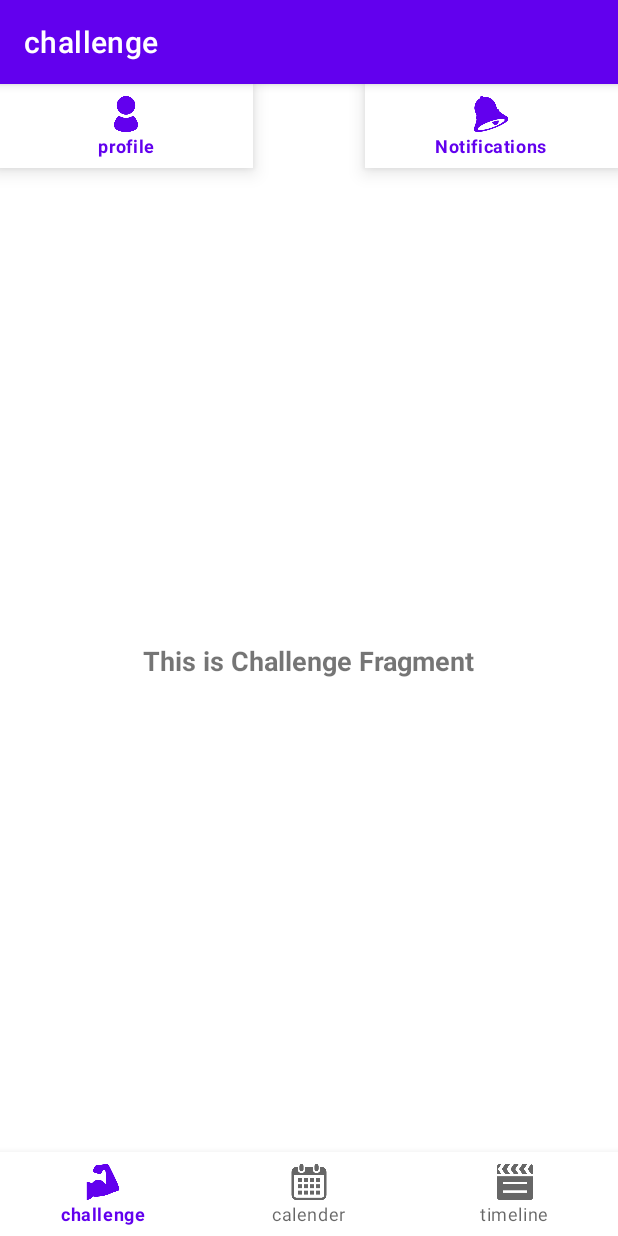
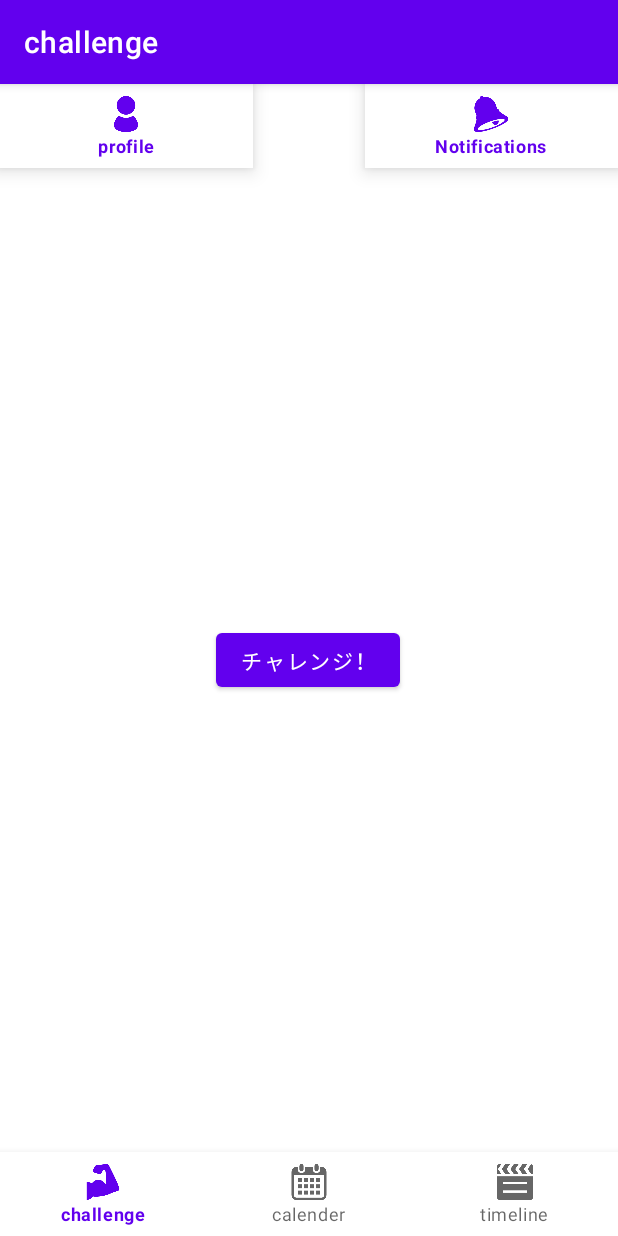
Before and after one commit to HamSharua/Android, an Android app: the screen it shows after launch (MainActivity), on a phone screen of 412 x 824 dp. Run offline under Robolectric (Android 15) with nearby library versions, the phone set to English and light mode, and no system bars; our stand-ins replace navigation-ui.

Commit message:
追加ァ！！

```diff
--- a/app/src/main/AndroidManifest.xml
+++ b/app/src/main/AndroidManifest.xml
@@ -24,4 +24,8 @@
         </activity>
     </application>
 
+<!--    カメラのパーミッション-->
+    <uses-permission android:name="android.permission.CAMERA" />
+    <uses-feature android:name="android.hardware.camera" android:required="true" />
+
 </manifest>
--- a/app/src/main/java/com/example/challengeme/MainActivity.kt
+++ b/app/src/main/java/com/example/challengeme/MainActivity.kt
@@ -1,6 +1,7 @@
 package com.example.challengeme
 
 import android.os.Bundle
+import android.view.View
 import androidx.activity.enableEdgeToEdge
 import androidx.appcompat.app.AppCompatActivity
 import androidx.core.view.ViewCompat
@@ -11,11 +12,15 @@ import androidx.navigation.ui.AppBarConfiguration
 import androidx.navigation.ui.setupActionBarWithNavController
 import androidx.navigation.ui.setupWithNavController
 import com.example.challengeme.databinding.ActivityMainBinding
+import androidx.navigation.fragment.NavHostFragment
 
 
 class MainActivity : AppCompatActivity() {
 
     private lateinit var binding: ActivityMainBinding
+    private lateinit var bottomNavigationView1: BottomNavigationView
+    private lateinit var bottomNavigationView2: BottomNavigationView
+    private lateinit var bottomNavigationView3: BottomNavigationView
 
     override fun onCreate(savedInstanceState: Bundle?) {
         super.onCreate(savedInstanceState)
@@ -52,5 +57,39 @@ class MainActivity : AppCompatActivity() {
             setOf(R.id.navigation_notifications)
         )
         topRightNavView.setupWithNavController(navController)
+
+//        ナビを消す
+//        val bottomNavigationView = findViewById<BottomNavigationView>(R.id.top_left_nav_view)
+        bottomNavigationView1 = findViewById(R.id.top_left_nav_view)
+        bottomNavigationView2 = findViewById(R.id.top_right_nav_view)
+        bottomNavigationView3 = findViewById(R.id.nav_view)
+
+        val navHostFragment = supportFragmentManager
+            .findFragmentById(R.id.nav_host_fragment_activity_main) as NavHostFragment
+        val navController2 = navHostFragment.navController
+
+        // 各 BottomNavigationView を対応する NavController と紐づける
+        bottomNavigationView1.setupWithNavController(navController2)
+        bottomNavigationView2.setupWithNavController(navController2)
+        bottomNavigationView3.setupWithNavController(navController2)
+
+//        val navHostFragment = supportFragmentManager
+//            .findFragmentById(R.id.nav_host_fragment_activity_main) as NavHostFragment
+//        val navController2 = navHostFragment.navController
+//
+//        bottomNavigationView.setupWithNavController(navController2)
+//
+//        navController2.addOnDestinationChangedListener { _, destination, _ ->
+//            when (destination.id) {
+//                R.id.challengeCameraFragment -> bottomNavigationView.visibility = View.GONE
+//                else -> bottomNavigationView.visibility = View.VISIBLE
+//            }
+//        }
+        navController2.addOnDestinationChangedListener { _, destination, _ ->
+            when (destination.id) {
+                R.id.challengeCameraFragment -> bottomNavigationView1.visibility = View.GONE
+                else -> bottomNavigationView1.visibility = View.VISIBLE
+            }
+        }
     }
 }
--- a/app/src/main/java/com/example/challengeme/ui/challenge/ChallengeFragment.kt
+++ b/app/src/main/java/com/example/challengeme/ui/challenge/ChallengeFragment.kt
@@ -8,6 +8,9 @@ import android.widget.TextView
 import androidx.fragment.app.Fragment
 import androidx.lifecycle.ViewModelProvider
 import com.example.challengeme.databinding.FragmentChallengeBinding
+import android.widget.Button
+import androidx.navigation.fragment.findNavController
+import com.example.challengeme.R
 
 class ChallengeFragment : Fragment() {
 
@@ -22,17 +25,28 @@ class ChallengeFragment : Fragment() {
         container: ViewGroup?,
         savedInstanceState: Bundle?
     ): View {
-        val challengeViewModel =
-            ViewModelProvider(this).get(ChallengeViewModel::class.java)
+//        val challengeViewModel =
+//            ViewModelProvider(this).get(ChallengeViewModel::class.java)
+//
+//        _binding = FragmentChallengeBinding.inflate(inflater, container, false)
+//        val root: View = binding.root
+//
+//        val textView: TextView = binding.textChallenge
+//        challengeViewModel.text.observe(viewLifecycleOwner) {
+//            textView.text = it
+//        }
+//        return root
+        // フラグメントのレイアウトをインフレート
+        val view = inflater.inflate(R.layout.fragment_challenge, container, false)
 
-        _binding = FragmentChallengeBinding.inflate(inflater, container, false)
-        val root: View = binding.root
+        // ボタンを取得してクリックリスナーを設定
+        val challengeButton: Button = view.findViewById(R.id.btn_challenge)
+        challengeButton.setOnClickListener {
+            // ChallengeCameraFragmentへ遷移
+            findNavController().navigate(R.id.action_challengeFragment_to_challengeCameraFragment)
+        }
 
-        val textView: TextView = binding.textChallenge
-        challengeViewModel.text.observe(viewLifecycleOwner) {
-            textView.text = it
-        }
-        return root
+        return view
     }
 
     override fun onDestroyView() {
--- /dev/null
+++ b/app/src/main/java/com/example/challengeme/ui/challengecamera/ChallengeCameraFragment.kt
@@ -0,0 +1,21 @@
+package com.example.app
+
+import android.os.Bundle
+import androidx.fragment.app.Fragment
+import android.view.LayoutInflater
+import android.view.View
+import android.view.ViewGroup
+import com.example.challengeme.R
+
+class ChallengeCameraFragment : Fragment() {
+
+    override fun onCreateView(
+        inflater: LayoutInflater, container: ViewGroup?,
+        savedInstanceState: Bundle?
+    ): View? {
+        // フラグメントのレイアウトをインフレート
+        return inflater.inflate(R.layout.fragment_challenge_camera, container, false)
+    }
+
+    // カメラ機能の実装をここに追加します
+}
--- a/app/src/main/res/layout/activity_main.xml
+++ b/app/src/main/res/layout/activity_main.xml
@@ -60,15 +60,4 @@
         app:navGraph="@navigation/mobile_navigation" />
 
 
-    <RelativeLayout xmlns:android="http://schemas.android.com/apk/res/android"
-        xmlns:tools="http://schemas.android.com/tools"
-        android:layout_width="match_parent"
-        android:layout_height="match_parent"
-        tools:context=".MainActivity">
-
-        <androidx.recyclerview.widget.RecyclerView
-            android:id="@+id/recyclerView"
-            android:layout_width="match_parent"
-            android:layout_height="match_parent" />
-    </RelativeLayout>
 </androidx.constraintlayout.widget.ConstraintLayout>
--- a/app/src/main/res/layout/fragment_challenge.xml
+++ b/app/src/main/res/layout/fragment_challenge.xml
@@ -7,16 +7,16 @@
     android:layout_height="match_parent"
     tools:context=".ui.challenge.ChallengeFragment">
 
-    <TextView
-        android:id="@+id/textChallenge"
+    <Button
+        android:id="@+id/btn_challenge"
         android:layout_width="wrap_content"
         android:layout_height="wrap_content"
-        android:text="Hello Challenge!"
-        android:textSize="18sp"
-        android:textStyle="bold"
+        android:text="チャレンジ！"
         app:layout_constraintBottom_toBottomOf="parent"
         app:layout_constraintEnd_toEndOf="parent"
+        app:layout_constraintHorizontal_bias="0.498"
         app:layout_constraintStart_toStartOf="parent"
-        app:layout_constraintTop_toTopOf="parent" />
+        app:layout_constraintTop_toTopOf="parent"
+        tools:ignore="MissingConstraints" />
 
 </androidx.constraintlayout.widget.ConstraintLayout>
--- /dev/null
+++ b/app/src/main/res/layout/fragment_challenge_camera.xml
@@ -0,0 +1,17 @@
+<?xml version="1.0" encoding="utf-8"?>
+<FrameLayout xmlns:android="http://schemas.android.com/apk/res/android"
+    xmlns:app="http://schemas.android.com/apk/res-auto"
+    android:layout_width="match_parent"
+    android:layout_height="match_parent">
+
+    <TextureView
+        android:id="@+id/texture_view"
+        android:layout_width="match_parent"
+        android:layout_height="match_parent" />
+
+    <ImageButton
+        android:id="@+id/imageButton"
+        android:layout_width="wrap_content"
+        android:layout_height="460dp"
+        android:src="@drawable/default_image" />
+</FrameLayout>
--- a/app/src/main/res/navigation/mobile_navigation.xml
+++ b/app/src/main/res/navigation/mobile_navigation.xml
@@ -9,7 +9,11 @@
         android:id="@+id/navigation_challenge"
         android:name="com.example.challengeme.ui.challenge.ChallengeFragment"
         android:label="@string/title_challenge"
-        tools:layout="@layout/fragment_challenge" />
+        tools:layout="@layout/fragment_challenge">
+        <action
+            android:id="@+id/action_challengeFragment_to_challengeCameraFragment"
+            app:destination="@id/challengeCameraFragment" />
+    </fragment>
 
     <fragment
         android:id="@+id/navigation_calender"
@@ -34,4 +38,9 @@
         android:name="com.example.challengeme.ui.notifications.NotificationsFragment"
         android:label="@string/title_notifications"
         tools:layout="@layout/fragment_notifications" />
+
+    <fragment
+        android:id="@+id/challengeCameraFragment"
+        android:name="com.example.app.ChallengeCameraFragment"
+        tools:layout="@layout/fragment_challenge_camera" />
 </navigation>
--- a/app/src/main/res/values/strings.xml
+++ b/app/src/main/res/values/strings.xml
@@ -5,4 +5,6 @@
     <string name="title_timeline">timeline</string>
     <string name="title_notifications">Notifications</string>
     <string name="title_profile">profile</string>
+    <!-- TODO: Remove or change this placeholder text -->
+    <string name="hello_blank_fragment">Hello blank fragment</string>
 </resources>
```
